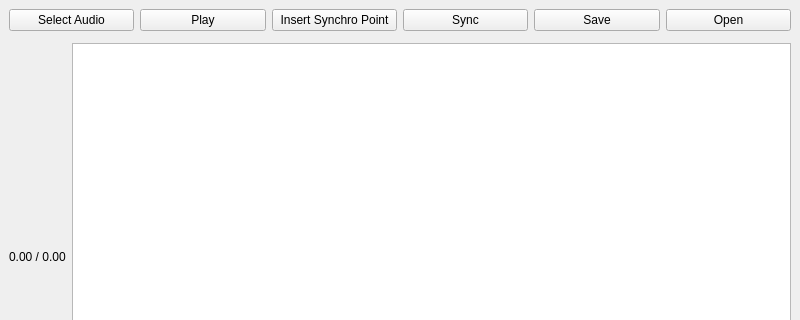
Before: the Qt Designer form mainwindow.ui in Onetchou/Neola, drawn with Qt 5; both pictures show x 0 to 800 and y 0 to 320 of the 800 by 480 pixel window.
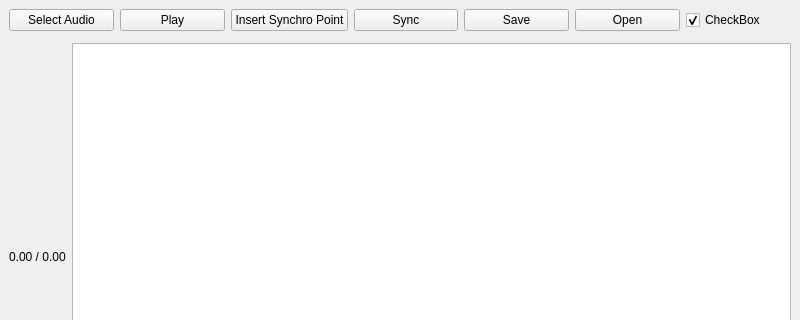
After: the same form once the commit is applied.

Commit message: Wait functionnality

The edit to the form file:
```diff
--- a/mainwindow.ui
+++ b/mainwindow.ui
@@ -56,6 +56,16 @@
         </property>
        </widget>
       </item>
+      <item>
+       <widget class="QCheckBox" name="waitCheckbox">
+        <property name="text">
+         <string>CheckBox</string>
+        </property>
+        <property name="checked">
+         <bool>true</bool>
+        </property>
+       </widget>
+      </item>
      </layout>
     </item>
     <item>
```
The commit also changes 4 other files.
